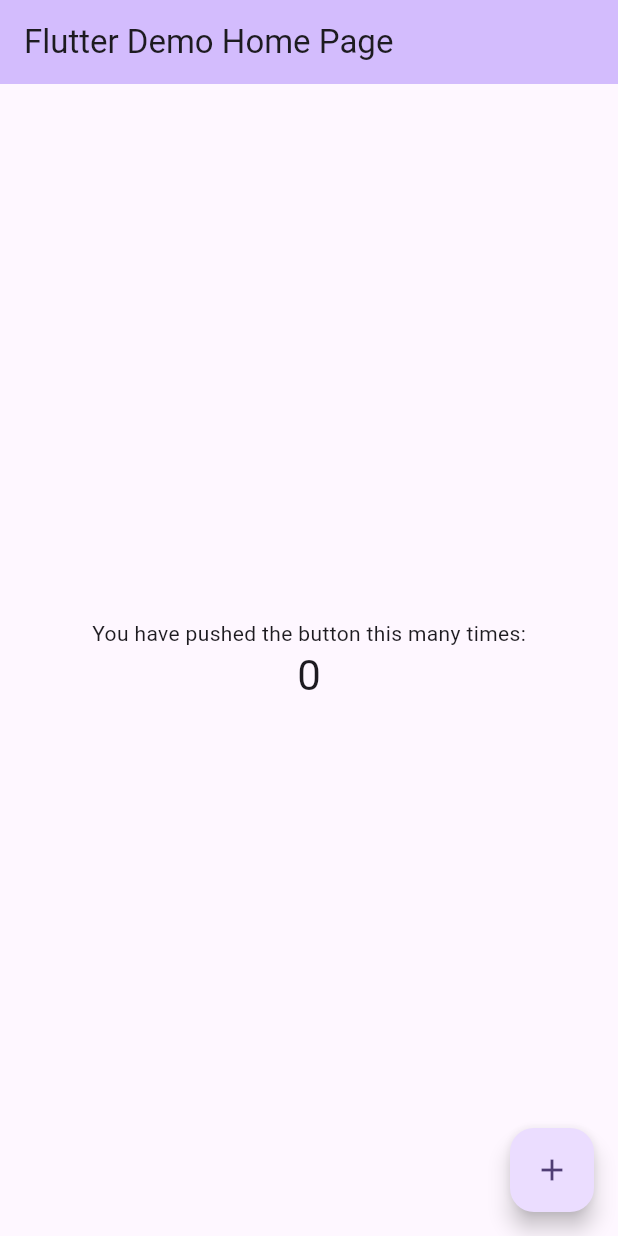
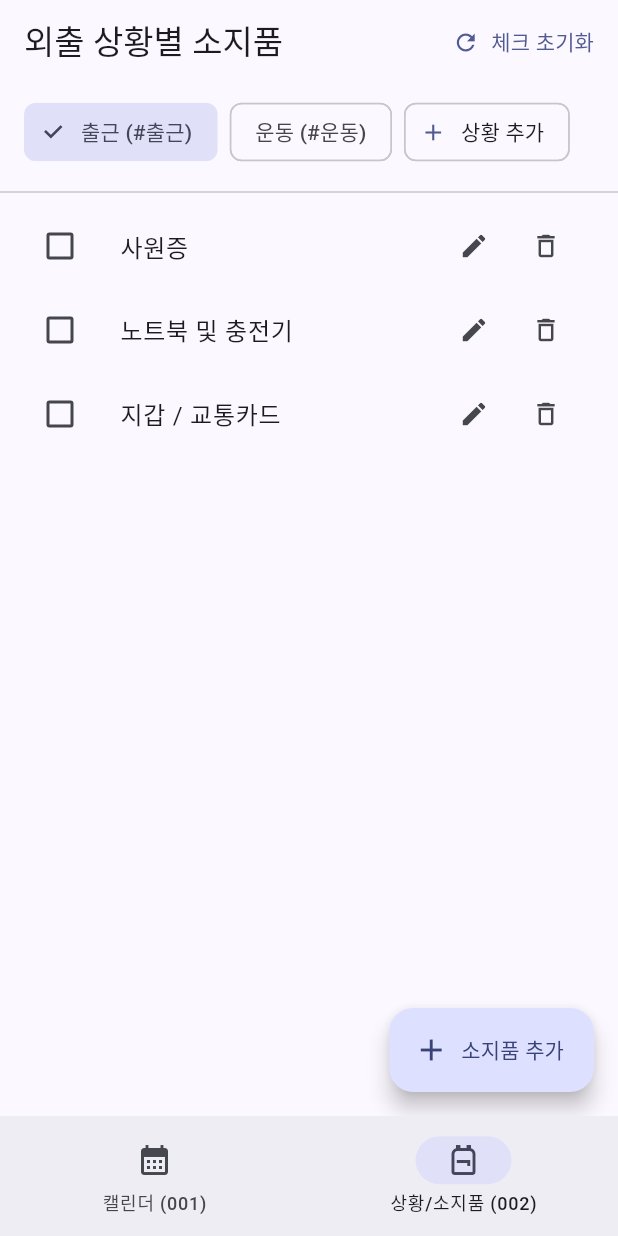
Before and after one commit to dlrmsah0603-rgb/ProjectBygo, a Flutter app: the screen it shows after launch, on a phone screen of 412 x 824 dp. Run offline on Flutter 3.47's test engine with Material 3 defaults, Android fonts, the light colour scheme and no system bars; our stand-ins replace shared_preferences.

Commit message:
feat: 플러터 프로젝트 초기화 및 외출 소지품 체크리스트 MVP 구현
- 프로젝트 세팅 및 pubspec.yaml 의존성 설정 (shared_preferences, table_calendar)
- 요구사항 명세서 기반 일정(001) 및 상황별 소지품(002) 데이터 모델 구현
- SharedPreferences를 활용한 오프라인 로컬 퍼스트 저장소 서비스 구현
- 외출 상황 카테고리 정의 및 소지품 체크리스트 추가/수정/삭제/태그 매핑 화면(SituationScreen) 구현
- 캘린더와 소지품 화면을 오갈 수 있는 하단 네비게이션 탭 구조 연결

```diff
--- a/lib/main.dart
+++ b/lib/main.dart
@@ -1,121 +1,61 @@
 import 'package:flutter/material.dart';
+import 'screens/situation_screen.dart';
 
 void main() {
-  runApp(const MyApp());
+  runApp(const BygoApp());
 }
 
-class MyApp extends StatelessWidget {
-  const MyApp({super.key});
+class BygoApp extends StatelessWidget {
+  const BygoApp({super.key});
 
-  // This widget is the root of your application.
   @override
   Widget build(BuildContext context) {
     return MaterialApp(
-      title: 'Flutter Demo',
+      title: 'Project Bygo',
+      debugShowCheckedModeBanner: false,
       theme: ThemeData(
-        // This is the theme of your application.
-        //
-        // TRY THIS: Try running your application with "flutter run". You'll see
-        // the application has a purple toolbar. Then, without quitting the app,
-        // try changing the seedColor in the colorScheme below to Colors.green
-        // and then invoke "hot reload" (save your changes or press the "hot
-        // reload" button in a Flutter-supported IDE, or press "r" if you used
-        // the command line to start the app).
-        //
-        // Notice that the counter didn't reset back to zero; the application
-        // state is not lost during the reload. To reset the state, use hot
-        // restart instead.
-        //
-        // This works for code too, not just values: Most code changes can be
-        // tested with just a hot reload.
-        colorScheme: .fromSeed(seedColor: Colors.deepPurple),
+        colorScheme: ColorScheme.fromSeed(seedColor: Colors.indigo),
+        useMaterial3: true,
       ),
-      home: const MyHomePage(title: 'Flutter Demo Home Page'),
+      home: const MainTabScreen(),
     );
   }
 }
 
-class MyHomePage extends StatefulWidget {
-  const MyHomePage({super.key, required this.title});
-
-  // This widget is the home page of your application. It is stateful, meaning
-  // that it has a State object (defined below) that contains fields that affect
-  // how it looks.
-
-  // This class is the configuration for the state. It holds the values (in this
-  // case the title) provided by the parent (in this case the App widget) and
-  // used by the build method of the State. Fields in a Widget subclass are
-  // always marked "final".
-
-  final String title;
+class MainTabScreen extends StatefulWidget {
+  const MainTabScreen({super.key});
 
   @override
-  State<MyHomePage> createState() => _MyHomePageState();
+  State<MainTabScreen> createState() => _MainTabScreenState();
 }
 
-class _MyHomePageState extends State<MyHomePage> {
-  int _counter = 0;
+class _MainTabScreenState extends State<MainTabScreen> {
+  int _currentIndex = 1;
 
-  void _incrementCounter() {
-    setState(() {
-      // This call to setState tells the Flutter framework that something has
-      // changed in this State, which causes it to rerun the build method below
-      // so that the display can reflect the updated values. If we changed
-      // _counter without calling setState(), then the build method would not be
-      // called again, and so nothing would appear to happen.
-      _counter++;
-    });
-  }
+  final List<Widget> _pages = [
+    const Center(child: Text('다음 단계에서 구현할 001 캘린더 화면입니다.')),
+    const SituationScreen(),
+  ];
 
   @override
   Widget build(BuildContext context) {
-    // This method is rerun every time setState is called, for instance as done
-    // by the _incrementCounter method above.
-    //
-    // The Flutter framework has been optimized to make rerunning build methods
-    // fast, so that you can just rebuild anything that needs updating rather
-    // than having to individually change instances of widgets.
     return Scaffold(
-      appBar: AppBar(
-        // TRY THIS: Try changing the color here to a specific color (to
-        // Colors.amber, perhaps?) and trigger a hot reload to see the AppBar
-        // change color while the other colors stay the same.
-        backgroundColor: Theme.of(context).colorScheme.inversePrimary,
-        // Here we take the value from the MyHomePage object that was created by
-        // the App.build method, and use it to set our appbar title.
-        title: Text(widget.title),
-      ),
-      body: Center(
-        // Center is a layout widget. It takes a single child and positions it
-        // in the middle of the parent.
-        child: Column(
-          // Column is also a layout widget. It takes a list of children and
-          // arranges them vertically. By default, it sizes itself to fit its
-          // children horizontally, and tries to be as tall as its parent.
-          //
-          // Column has various properties to control how it sizes itself and
-          // how it positions its children. Here we use mainAxisAlignment to
-          // center the children vertically; the main axis here is the vertical
-          // axis because Columns are vertical (the cross axis would be
-          // horizontal).
-          //
-          // TRY THIS: Invoke "debug painting" (choose the "Toggle Debug Paint"
-          // action in the IDE, or press "p" in the console), to see the
-          // wireframe for each widget.
-          mainAxisAlignment: .center,
-          children: [
-            const Text('You have pushed the button this many times:'),
-            Text(
-              '$_counter',
-              style: Theme.of(context).textTheme.headlineMedium,
-            ),
-          ],
-        ),
-      ),
-      floatingActionButton: FloatingActionButton(
-        onPressed: _incrementCounter,
-        tooltip: 'Increment',
-        child: const Icon(Icons.add),
+      body: _pages[_currentIndex],
+      bottomNavigationBar: NavigationBar(
+        selectedIndex: _currentIndex,
+        onDestinationSelected: (index) {
+          setState(() => _currentIndex = index);
+        },
+        destinations: const [
+          NavigationDestination(
+            icon: Icon(Icons.calendar_month),
+            label: '캘린더 (001)',
+          ),
+          NavigationDestination(
+            icon: Icon(Icons.backpack_outlined),
+            label: '상황/소지품 (002)',
+          ),
+        ],
       ),
     );
   }
--- /dev/null
+++ b/lib/models/schedule_model.dart
@@ -0,0 +1,35 @@
+class Schedule {
+  String id;
+  String title; // 일정 이름 (예: "저녁 헬스장 가기")
+  DateTime dateTime; // 일정 날짜 및 시간
+  String? tag; // 태그 (선택 사항)
+  String? situationId; // 연결된 상황(Situation)의 ID (예: '운동' 프리셋 연결)
+  bool isCompleted; // 일정 자체의 완료 여부
+
+  Schedule({
+    required this.id,
+    required this.title,
+    required this.dateTime,
+    this.tag,
+    this.situationId,
+    this.isCompleted = false,
+  });
+
+  Map<String, dynamic> toJson() => {
+        'id': id,
+        'title': title,
+        'dateTime': dateTime.toIso8601String(), // 날짜를 문자열로 변환해 저장
+        'tag': tag,
+        'situationId': situationId,
+        'isCompleted': isCompleted,
+      };
+
+  factory Schedule.fromJson(Map<String, dynamic> json) => Schedule(
+        id: json['id'],
+        title: json['title'],
+        dateTime: DateTime.parse(json['dateTime']), // 문자열을 다시 날짜 객체로 복원
+        tag: json['tag'],
+        situationId: json['situationId'],
+        isCompleted: json['isCompleted'] ?? false,
+      );
+}
--- /dev/null
+++ b/lib/models/situation_model.dart
@@ -0,0 +1,56 @@
+class PackingItem {
+  String id;
+  String name;
+  bool isChecked;
+
+  PackingItem({
+    required this.id,
+    required this.name,
+    this.isChecked = false,
+  });
+
+  // 기기 로컬 저장소에 저장하기 위해 Map(JSON) 형태로 변환
+  Map<String, dynamic> toJson() => {
+        'id': id,
+        'name': name,
+        'isChecked': isChecked,
+      };
+
+  // 로컬 저장소에서 불러온 Map(JSON) 데이터를 다시 객체로 변환
+  factory PackingItem.fromJson(Map<String, dynamic> json) => PackingItem(
+        id: json['id'],
+        name: json['name'],
+        isChecked: json['isChecked'] ?? false,
+      );
+}
+
+// 2. 외출 상황(프리셋) 클래스 (예: 운동 갈 때, 출근할 때)
+class Situation {
+  String id;
+  String title; // 상황 이름 (예: "운동", "출근")
+  String tag; // 연동할 태그명 (예: "#운동")
+  List<PackingItem> items; // 이 상황에 챙겨야 할 소지품 리스트
+
+  Situation({
+    required this.id,
+    required this.title,
+    required this.tag,
+    required this.items,
+  });
+
+  Map<String, dynamic> toJson() => {
+        'id': id,
+        'title': title,
+        'tag': tag,
+        'items': items.map((item) => item.toJson()).toList(),
+      };
+
+  factory Situation.fromJson(Map<String, dynamic> json) => Situation(
+        id: json['id'],
+        title: json['title'],
+        tag: json['tag'],
+        items: (json['items'] as List<dynamic>)
+            .map((item) => PackingItem.fromJson(item))
+            .toList(),
+      );
+}
--- /dev/null
+++ b/lib/screens/situation_screen.dart
@@ -0,0 +1,247 @@
+import 'package:flutter/material.dart';
+import '../models/situation_model.dart';
+import '../services/storage_service.dart';
+
+class SituationScreen extends StatefulWidget {
+  const SituationScreen({super.key});
+
+  @override
+  State<SituationScreen> createState() => _SituationScreenState();
+}
+
+class _SituationScreenState extends State<SituationScreen> {
+  List<Situation> _situations = [];
+  int _selectedIndex = 0;
+
+  @override
+  void initState() {
+    super.initState();
+    _loadData();
+  }
+
+  Future<void> _loadData() async {
+    final loaded = await StorageService.loadSituations();
+    setState(() {
+      _situations = loaded;
+      if (_selectedIndex >= _situations.length) {
+        _selectedIndex = 0;
+      }
+    });
+  }
+
+  Future<void> _saveAndRefresh() async {
+    await StorageService.saveSituations(_situations);
+    setState(() {});
+  }
+
+  void _showAddSituationDialog() {
+    final titleController = TextEditingController();
+    final tagController = TextEditingController();
+
+    showDialog(
+      context: context,
+      builder: (context) => AlertDialog(
+        title: const Text('새 외출 상황 추가'),
+        content: Column(
+          mainAxisSize: MainAxisSize.min,
+          children: [
+            TextField(
+              controller: titleController,
+              decoration: const InputDecoration(
+                labelText: '상황 이름 (예: 여행, 카공)',
+              ),
+            ),
+            const SizedBox(height: 8),
+            TextField(
+              controller: tagController,
+              decoration: const InputDecoration(
+                labelText: '연동할 태그 (예: 여행)',
+              ),
+            ),
+          ],
+        ),
+        actions: [
+          TextButton(
+            onPressed: () => Navigator.pop(context),
+            child: const Text('취소'),
+          ),
+          ElevatedButton(
+            onPressed: () {
+              if (titleController.text.trim().isEmpty) return;
+              final newSituation = Situation(
+                id: DateTime.now().millisecondsSinceEpoch.toString(),
+                title: titleController.text.trim(),
+                tag: tagController.text.trim().isEmpty
+                    ? titleController.text.trim()
+                    : tagController.text.trim(),
+                items: [],
+              );
+              _situations.add(newSituation);
+              _selectedIndex = _situations.length - 1;
+              _saveAndRefresh();
+              Navigator.pop(context);
+            },
+            child: const Text('추가'),
+          ),
+        ],
+      ),
+    );
+  }
+
+  void _showItemDialog({PackingItem? existingItem}) {
+    if (_situations.isEmpty) return;
+    final nameController =
+        TextEditingController(text: existingItem?.name ?? '');
+
+    showDialog(
+      context: context,
+      builder: (context) => AlertDialog(
+        title: Text(existingItem == null ? '소지품 추가' : '소지품 수정'),
+        content: TextField(
+          controller: nameController,
+          autofocus: true,
+          decoration: const InputDecoration(
+            labelText: '소지품 이름 (예: 충전기, 여권)',
+          ),
+        ),
+        actions: [
+          TextButton(
+            onPressed: () => Navigator.pop(context),
+            child: const Text('취소'),
+          ),
+          ElevatedButton(
+            onPressed: () {
+              final text = nameController.text.trim();
+              if (text.isEmpty) return;
+
+              if (existingItem == null) {
+                _situations[_selectedIndex].items.add(
+                      PackingItem(
+                        id: DateTime.now().millisecondsSinceEpoch.toString(),
+                        name: text,
+                      ),
+                    );
+              } else {
+                existingItem.name = text;
+              }
+              _saveAndRefresh();
+              Navigator.pop(context);
+            },
+            child: const Text('저장'),
+          ),
+        ],
+      ),
+    );
+  }
+
+  @override
+  Widget build(BuildContext context) {
+    final currentSituation =
+        _situations.isNotEmpty ? _situations[_selectedIndex] : null;
+
+    return Scaffold(
+      appBar: AppBar(
+        title: const Text('외출 상황별 소지품'),
+        actions: [
+          if (currentSituation != null)
+            TextButton.icon(
+              onPressed: () {
+                for (var item in currentSituation.items) {
+                  item.isChecked = false;
+                }
+                _saveAndRefresh();
+              },
+              icon: const Icon(Icons.refresh, size: 18),
+              label: const Text('체크 초기화'),
+            ),
+        ],
+      ),
+      body: Column(
+        crossAxisAlignment: CrossAxisAlignment.start,
+        children: [
+          SingleChildScrollView(
+            scrollDirection: Axis.horizontal,
+            padding: const EdgeInsets.symmetric(horizontal: 16, vertical: 8),
+            child: Row(
+              children: [
+                ...List.generate(_situations.length, (index) {
+                  final sit = _situations[index];
+                  final isSelected = index == _selectedIndex;
+                  return Padding(
+                    padding: const EdgeInsets.only(right: 8.0),
+                    child: ChoiceChip(
+                      label: Text('${sit.title} (#${sit.tag})'),
+                      selected: isSelected,
+                      onSelected: (_) {
+                        setState(() => _selectedIndex = index);
+                      },
+                    ),
+                  );
+                }),
+                ActionChip(
+                  avatar: const Icon(Icons.add, size: 18),
+                  label: const Text('상황 추가'),
+                  onPressed: _showAddSituationDialog,
+                ),
+              ],
+            ),
+          ),
+          const Divider(),
+          Expanded(
+            child: currentSituation == null
+                ? const Center(child: Text('상단에서 외출 상황을 추가해 보세요!'))
+                : currentSituation.items.isEmpty
+                    ? const Center(child: Text('우측 하단 + 버튼을 눌러 소지품을 추가하세요.'))
+                    : ListView.builder(
+                        itemCount: currentSituation.items.length,
+                        itemBuilder: (context, idx) {
+                          final item = currentSituation.items[idx];
+                          return ListTile(
+                            leading: Checkbox(
+                              value: item.isChecked,
+                              onChanged: (val) {
+                                item.isChecked = val ?? false;
+                                _saveAndRefresh();
+                              },
+                            ),
+                            title: Text(
+                              item.name,
+                              style: TextStyle(
+                                decoration: item.isChecked
+                                    ? TextDecoration.lineThrough
+                                    : null,
+                                color: item.isChecked ? Colors.grey : null,
+                              ),
+                            ),
+                            trailing: Row(
+                              mainAxisSize: MainAxisSize.min,
+                              children: [
+                                IconButton(
+                                  icon: const Icon(Icons.edit, size: 20),
+                                  onPressed: () =>
+                                      _showItemDialog(existingItem: item),
+                                ),
+                                IconButton(
+                                  icon: const Icon(Icons.delete_outline,
+                                      size: 20),
+                                  onPressed: () {
+                                    currentSituation.items.removeAt(idx);
+                                    _saveAndRefresh();
+                                  },
+                                ),
+                              ],
+                            ),
+                          );
+                        },
+                      ),
+          ),
+        ],
+      ),
+      floatingActionButton: FloatingActionButton.extended(
+        onPressed: () => _showItemDialog(),
+        icon: const Icon(Icons.add),
+        label: const Text('소지품 추가'),
+      ),
+    );
+  }
+}
--- /dev/null
+++ b/lib/services/storage_service.dart
@@ -0,0 +1,67 @@
+import 'dart:convert';
+import 'package:shared_preferences/shared_preferences.dart';
+import '../models/situation_model.dart';
+import '../models/schedule_model.dart';
+
+class StorageService {
+  static const String _situationsKey = 'situations_data';
+  static const String _schedulesKey = 'schedules_data';
+
+  static Future<List<Situation>> loadSituations() async {
+    final prefs = await SharedPreferences.getInstance();
+    final String? data = prefs.getString(_situationsKey);
+
+    if (data == null) {
+      final defaultList = [
+        Situation(
+          id: 'sit_1',
+          title: '출근',
+          tag: '출근',
+          items: [
+            PackingItem(id: 'item_1', name: '사원증'),
+            PackingItem(id: 'item_2', name: '노트북 및 충전기'),
+            PackingItem(id: 'item_3', name: '지갑 / 교통카드'),
+          ],
+        ),
+        Situation(
+          id: 'sit_2',
+          title: '운동',
+          tag: '운동',
+          items: [
+            PackingItem(id: 'item_4', name: '텀블러'),
+            PackingItem(id: 'item_5', name: '실내 운동화'),
+            PackingItem(id: 'item_6', name: '스트랩'),
+          ],
+        ),
+      ];
+      await saveSituations(defaultList);
+      return defaultList;
+    }
+
+    final List<dynamic> decoded = jsonDecode(data);
+    return decoded.map((e) => Situation.fromJson(e)).toList();
+  }
+
+  static Future<void> saveSituations(List<Situation> situations) async {
+    final prefs = await SharedPreferences.getInstance();
+    final String encoded =
+        jsonEncode(situations.map((e) => e.toJson()).toList());
+    await prefs.setString(_situationsKey, encoded);
+  }
+
+  static Future<List<Schedule>> loadSchedules() async {
+    final prefs = await SharedPreferences.getInstance();
+    final String? data = prefs.getString(_schedulesKey);
+    if (data == null) return [];
+
+    final List<dynamic> decoded = jsonDecode(data);
+    return decoded.map((e) => Schedule.fromJson(e)).toList();
+  }
+
+  static Future<void> saveSchedules(List<Schedule> schedules) async {
+    final prefs = await SharedPreferences.getInstance();
+    final String encoded =
+        jsonEncode(schedules.map((e) => e.toJson()).toList());
+    await prefs.setString(_schedulesKey, encoded);
+  }
+}
--- a/pubspec.yaml
+++ b/pubspec.yaml
@@ -34,6 +34,8 @@ dependencies:
   # The following adds the Cupertino Icons font to your application.
   # Use with the CupertinoIcons class for iOS style icons.
   cupertino_icons: ^1.0.8
+  shared_preferences: ^2.3.2
+  table_calendar: ^3.1.2
 
 dev_dependencies:
   flutter_test:
```
Also changed, not shown: 1 other file.
